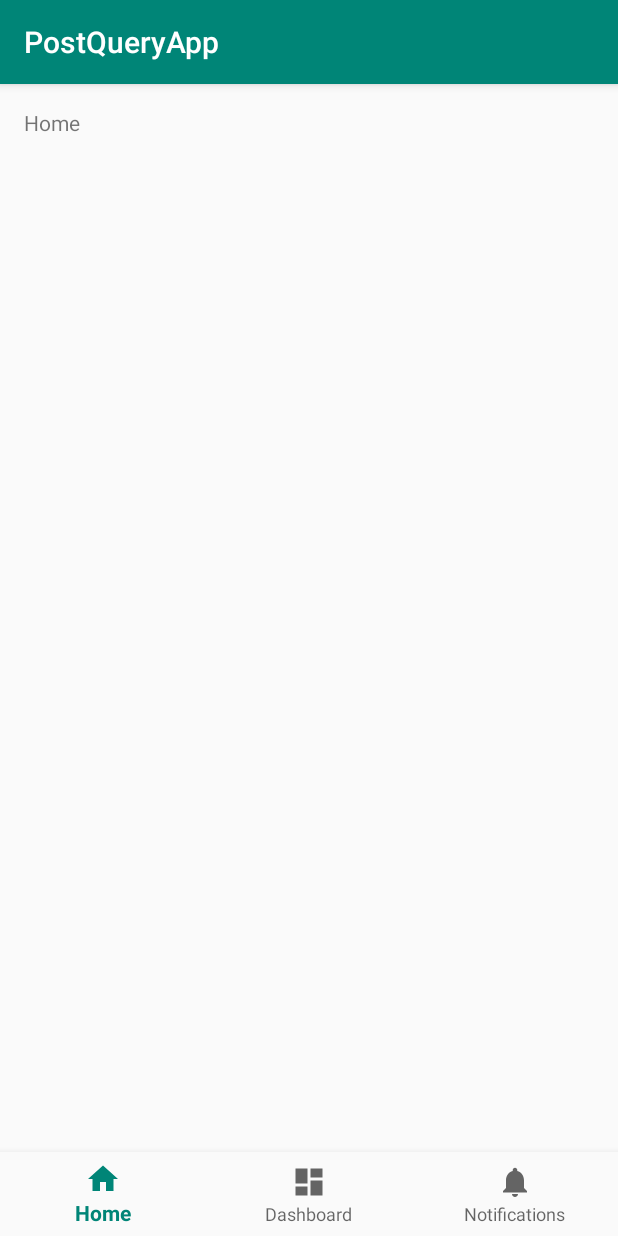
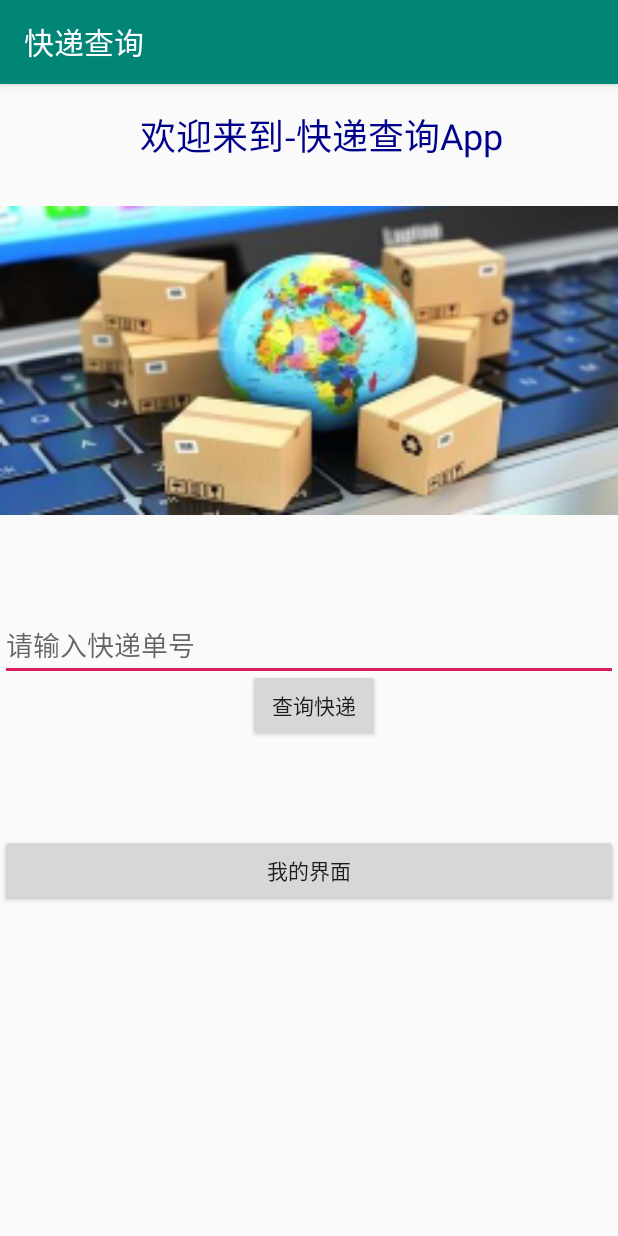
Before and after one commit to postqueryapp/PostQueryApp, an Android app: the screen it shows after launch (MainActivity), on a phone screen of 412 x 824 dp. Run offline under Robolectric (Android 15) with nearby library versions, the phone set to English and light mode, and no system bars.

Commit message:
草稿版提交

```diff
--- /dev/null
+++ b/app/src/main/java/com/app/postqueryapp/ActivityController.java
@@ -0,0 +1,42 @@
+package com.app.postqueryapp;
+
+import android.app.Activity;
+
+import java.util.ArrayList;
+import java.util.List;
+
+/**
+ * 活动控制类
+ * onCreate()活动时，在BaseActivity类中的onCreate()方法中加入到此类的静态变量中。
+ * 如果想要随时退出程序（比如退出程序按钮），则调用此类中的finishAll()方法。
+ */
+public class ActivityController {
+
+    public static List<Activity> activityList = new ArrayList<>();
+
+    /**
+     * 为activityList添加一个活动
+     * @param activity
+     */
+    public static void addActivity(Activity activity){
+        activityList.add(activity);
+    }
+
+    /**
+     * 从activityList中移除一个活动
+     * @param activity
+     */
+    public static void removeActivity(Activity activity){
+        activityList.remove(activity);
+    }
+
+    /**
+     * 销毁所有活动
+     */
+    public static void finishAll(){
+        for(Activity activity:activityList){
+            activity.finish();
+        }
+        activityList.clear();
+    }
+}
--- /dev/null
+++ b/app/src/main/java/com/app/postqueryapp/BaseActivity.java
@@ -0,0 +1,39 @@
+package com.app.postqueryapp;
+
+import android.app.Activity;
+import android.os.Bundle;
+import android.support.v7.app.AppCompatActivity;
+import android.util.Log;
+
+import java.util.ArrayList;
+import java.util.List;
+
+/**
+ * Base类
+ * 继承自AppCompatActivity, 然后其他所有活动类继承此类
+ * 重写onCreate()方法打印当前活动类的类名
+ * 重写onDestroy()方法，用于调用ActivityController类中的removeActivity()方法，当有一个活动销毁时，ActivityController中静态变量list要移除一个活动
+ */
+public class BaseActivity extends AppCompatActivity {
+
+    /**
+     * 重写onCreate()方法打印当前活动类的类名，便于知晓当前运行的是哪一个活动
+     * 当一个活动执行onCreate()方法时，在ActivityController类中静态变量list添加一个活动
+     * @param savedInstanceState
+     */
+    @Override
+    protected void onCreate(Bundle savedInstanceState){
+        super.onCreate(savedInstanceState);
+        Log.d("BaseActivity", getClass().getSimpleName());
+        ActivityController.addActivity(this);
+    }
+
+    /**
+     * 重写onDestroy()方法，用于调用ActivityController类中的removeActivity()方法，当有一个活动销毁时，ActivityController中静态变量list要移除一个活动
+     */
+    @Override
+    protected void onDestroy(){
+        super.onDestroy();
+        ActivityController.removeActivity(this);
+    }
+}
--- a/app/src/main/java/com/app/postqueryapp/MainActivity.java
+++ b/app/src/main/java/com/app/postqueryapp/MainActivity.java
@@ -1,44 +1,100 @@
 package com.app.postqueryapp;
 
+import android.content.Intent;
 import android.os.Bundle;
 import android.support.annotation.NonNull;
 import android.support.design.widget.BottomNavigationView;
 import android.support.v7.app.AppCompatActivity;
+import android.util.Log;
 import android.view.MenuItem;
+import android.view.View;
+import android.widget.Button;
 import android.widget.TextView;
+import android.widget.Toast;
 
-public class MainActivity extends AppCompatActivity {
+public class MainActivity extends BaseActivity {
 
+    /** 主屏幕显示的 文字 变量 */
     private TextView mTextMessage;
 
-    private BottomNavigationView.OnNavigationItemSelectedListener mOnNavigationItemSelectedListener
-            = new BottomNavigationView.OnNavigationItemSelectedListener() {
+//    /** 定义一个 底部菜单 选择监听器 */
+//    private BottomNavigationView.OnNavigationItemSelectedListener mOnNavigationItemSelectedListener
+//            = new BottomNavigationView.OnNavigationItemSelectedListener() {
+//
+//        @Override
+//        public boolean onNavigationItemSelected(@NonNull MenuItem item) {
+//            switch (item.getItemId()) {
+//                case R.id.navigation_home:
+//                    mTextMessage.setText(R.string.title_home);
+//                    return true;
+//                case R.id.navigation_dashboard:
+//                    mTextMessage.setText(R.string.title_dashboard);
+//                    return true;
+//                case R.id.navigation_notifications:
+//                    mTextMessage.setText(R.string.title_notifications);
+//                    return true;
+//            }
+//            return false;
+//        }
+//    };
 
-        @Override
-        public boolean onNavigationItemSelected(@NonNull MenuItem item) {
-            switch (item.getItemId()) {
-                case R.id.navigation_home:
-                    mTextMessage.setText(R.string.title_home);
-                    return true;
-                case R.id.navigation_dashboard:
-                    mTextMessage.setText(R.string.title_dashboard);
-                    return true;
-                case R.id.navigation_notifications:
-                    mTextMessage.setText(R.string.title_notifications);
-                    return true;
-            }
-            return false;
-        }
-    };
-
+    /**
+     * 主活动初始化类（生命周期类）用于加载布局、绑定事件
+     * 时间：2019-03-14
+     * @param savedInstanceState
+     */
     @Override
     protected void onCreate(Bundle savedInstanceState) {
-        super.onCreate(savedInstanceState);
+        super.onCreate(savedInstanceState);     // 调用父类方法，并启动主活动（活动要在AndroidManifest.xml里注册）
         setContentView(R.layout.activity_main);
 
-        mTextMessage = (TextView) findViewById(R.id.message);
-        BottomNavigationView navigation = (BottomNavigationView) findViewById(R.id.navigation);
-        navigation.setOnNavigationItemSelectedListener(mOnNavigationItemSelectedListener);
+        mTextMessage = (TextView) findViewById(R.id.message);      // 赋予全局变量 mTextMessage 值为一开始菜单界面的text
+
+//        BottomNavigationView navigation = (BottomNavigationView) findViewById(R.id.navigation);     // 定义一个 底部导航 变量
+//        navigation.setOnNavigationItemSelectedListener(mOnNavigationItemSelectedListener);      // 传入一个 菜单选择监听器
+
+        /** 定义一个 按钮， 并设置监听事件 */
+        Button button = (Button) findViewById(R.id.button);
+        button.setOnClickListener(new View.OnClickListener() {
+            @Override
+            public void onClick(View v) {
+                // 弹出消息
+//                Toast.makeText(MainActivity.this, "You clicked Button", Toast.LENGTH_SHORT).show();
+
+                // 显式活动
+//                Intent intent = new Intent(MainActivity.this, SecondActivity.class);
+
+                Intent intent = new Intent("com.example.activitytest.ACTION_START");        // 隐式活动， 此活动在AndroidManifest.xml里用action注册了
+
+                // 自我添加的隐式活动类型
+//                intent.addCategory("com.example.activitytest.MY_CATEGORY");
+
+                String url = "http://baidu.com";        // 定义一个字符串， 向下一个活动传参时用到
+                intent.putExtra("urldd",url);       // 将url字符串放入intent里， 传参时使用
+                startActivityForResult(intent, 1);      // 开启下一个活动（ForResult是想要下一个活动销毁时返回一个参数，下面重写一方法获得下一个活动返回的参数）
+            }
+        });
     }
 
+    /**
+     * 主活动获得第二活动销毁传递的参数类
+     * @param requestCode
+     * @param resultCode
+     * @param data
+     */
+    @Override
+    protected void onActivityResult(int requestCode, int resultCode, Intent data){
+        switch(requestCode){
+            case 1:
+                if(resultCode == RESULT_OK){
+                    String returnedData = data.getStringExtra("resultMessage");
+                    Toast.makeText(MainActivity.this, returnedData, Toast.LENGTH_SHORT).show();
+                }
+                break;
+            default:
+        }
+    }
+
+
+
 }
--- a/app/src/main/res/layout/activity_main.xml
+++ b/app/src/main/res/layout/activity_main.xml
@@ -9,25 +9,69 @@
 
     <TextView
         android:id="@+id/message"
-        android:layout_width="wrap_content"
+        android:layout_width="match_parent"
         android:layout_height="wrap_content"
         android:layout_marginStart="@dimen/activity_horizontal_margin"
         android:layout_marginLeft="@dimen/activity_horizontal_margin"
         android:layout_marginTop="@dimen/activity_vertical_margin"
+        android:gravity="center"
+        android:textSize="24sp"
+        android:textColor="#00008B"
         android:text="@string/title_home"
         app:layout_constraintLeft_toLeftOf="parent"
         app:layout_constraintTop_toTopOf="parent" />
 
-    <android.support.design.widget.BottomNavigationView
-        android:id="@+id/navigation"
-        android:layout_width="0dp"
+    <!--<android.support.design.widget.BottomNavigationView-->
+    <!--android:id="@+id/navigation"-->
+    <!--android:layout_width="0dp"-->
+    <!--android:layout_height="wrap_content"-->
+    <!--android:layout_marginStart="0dp"-->
+    <!--android:layout_marginEnd="0dp"-->
+    <!--android:background="?android:attr/windowBackground"-->
+    <!--app:layout_constraintBottom_toBottomOf="parent"-->
+    <!--app:layout_constraintLeft_toLeftOf="parent"-->
+    <!--app:layout_constraintRight_toRightOf="parent"-->
+    <!--app:menu="@menu/navigation" />-->
+
+    <ImageView
+        android:layout_width="match_parent"
+        android:layout_height="match_parent"
+        android:layout_marginTop="-400dp"
+        app:layout_constraintTop_toTopOf="parent"
+        android:src="@mipmap/post"
+        tools:ignore="MissingConstraints"
+        />
+
+    <EditText
+        android:layout_width="match_parent"
         android:layout_height="wrap_content"
-        android:layout_marginStart="0dp"
-        android:layout_marginEnd="0dp"
-        android:background="?android:attr/windowBackground"
-        app:layout_constraintBottom_toBottomOf="parent"
+        android:layout_marginTop="350dp"
+        android:hint="@string/input_please"
+        android:maxLines="1"
+        app:layout_constraintTop_toTopOf="parent"
+        tools:ignore="MissingConstraints"/>
+
+    <Button
+        android:id="@+id/button_search"
+        android:layout_height="wrap_content"
+        android:layout_width="wrap_content"
+        android:layout_marginTop="390dp"
+        android:layout_marginLeft="165dp"
+        android:text="@string/search"
         app:layout_constraintLeft_toLeftOf="parent"
-        app:layout_constraintRight_toRightOf="parent"
-        app:menu="@menu/navigation" />
+        app:layout_constraintTop_toTopOf="parent"
+        tools:ignore="MissingConstraints"
+        />
+
+
+    <Button
+        android:id="@+id/button"
+        android:layout_width="match_parent"
+        android:layout_height="wrap_content"
+        android:layout_marginTop="500dp"
+        android:text="@string/mine"
+        app:layout_constraintStart_toStartOf="parent"
+        app:layout_constraintTop_toTopOf="parent"
+        tools:ignore="MissingConstraints" />
 
 </android.support.constraint.ConstraintLayout>
--- a/app/src/main/res/menu/navigation.xml
+++ /dev/null
@@ -1,19 +0,0 @@
-<?xml version="1.0" encoding="utf-8"?>
-<menu xmlns:android="http://schemas.android.com/apk/res/android">
-
-    <item
-        android:id="@+id/navigation_home"
-        android:icon="@drawable/ic_home_black_24dp"
-        android:title="@string/title_home" />
-
-    <item
-        android:id="@+id/navigation_dashboard"
-        android:icon="@drawable/ic_dashboard_black_24dp"
-        android:title="@string/title_dashboard" />
-
-    <item
-        android:id="@+id/navigation_notifications"
-        android:icon="@drawable/ic_notifications_black_24dp"
-        android:title="@string/title_notifications" />
-
-</menu>
--- a/app/src/main/res/values/strings.xml
+++ b/app/src/main/res/values/strings.xml
@@ -1,6 +1,9 @@
 <resources>
-    <string name="app_name">PostQueryApp</string>
-    <string name="title_home">Home</string>
+    <string name="app_name">快递查询</string>
+    <string name="title_home">欢迎来到-快递查询App</string>
+    <string name="search">查询快递</string>
+    <string name="mine">我的界面</string>
+    <string name="input_please">请输入快递单号</string>
     <string name="title_dashboard">Dashboard</string>
     <string name="title_notifications">Notifications</string>
 </resources>
```
Also changed, not shown: app/src/main/AndroidManifest.xml (+8 -1 lines), app/src/main/java/com/app/postqueryapp/SecondActivity.java (added, +66 -0 lines), app/src/main/res/layout/activity_second.xml (added, +40 -0 lines), app/src/main/res/mipmap-xxhdpi/not_found.jpg (added), app/src/main/res/mipmap-xxhdpi/post.jpg (added).
